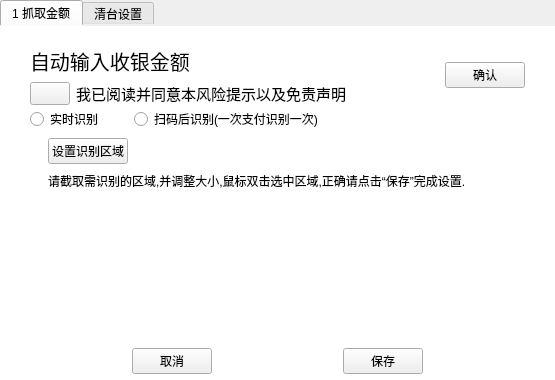
The window that View/cashregistersetting.ui (CodePeasant3/IPAY) describes before a commit, drawn with Qt 5.
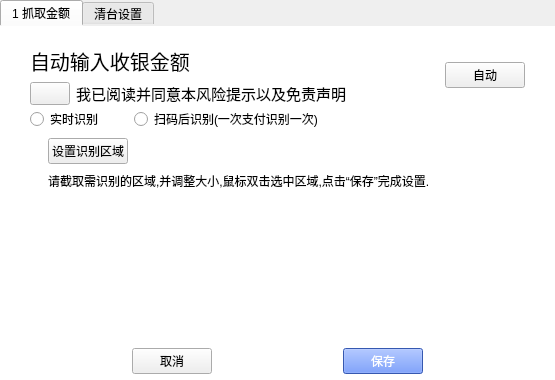
The same window after the commit.

The edit to the form file:
```diff
--- a/View/cashregistersetting.ui
+++ b/View/cashregistersetting.ui
@@ -196,7 +196,7 @@
              <item>
               <widget class="QPushButton" name="pushButton_2">
                <property name="text">
-                <string>确认</string>
+                <string>自动</string>
                </property>
               </widget>
              </item>
@@ -303,7 +303,7 @@
              <item row="1" column="0" colspan="2">
               <widget class="QLabel" name="label_3">
                <property name="text">
-                <string>请截取需识别的区域,并调整大小,鼠标双击选中区域,正确请点击“保存”完成设置.</string>
+                <string>请截取需识别的区域,并调整大小,鼠标双击选中区域,点击“保存”完成设置.</string>
                </property>
               </widget>
              </item>
@@ -692,6 +692,19 @@
    </item>
    <item>
     <widget class="QWidget" name="widget_15" native="true">
+     <property name="styleSheet">
+      <string notr="true">#pushButton_save{
+color: white;
+background-color: #4B7BF7;
+
+}
+
+#pushButton_save:pressed{
+color: black;
+background-color: white;
+border: 1px solid #dbdbdb;
+}</string>
+     </property>
      <layout class="QHBoxLayout" name="horizontalLayout_7">
       <property name="spacing">
        <number>0</number>
```
Left out of the diff: 2 changed lines with no effect on the pictures.
